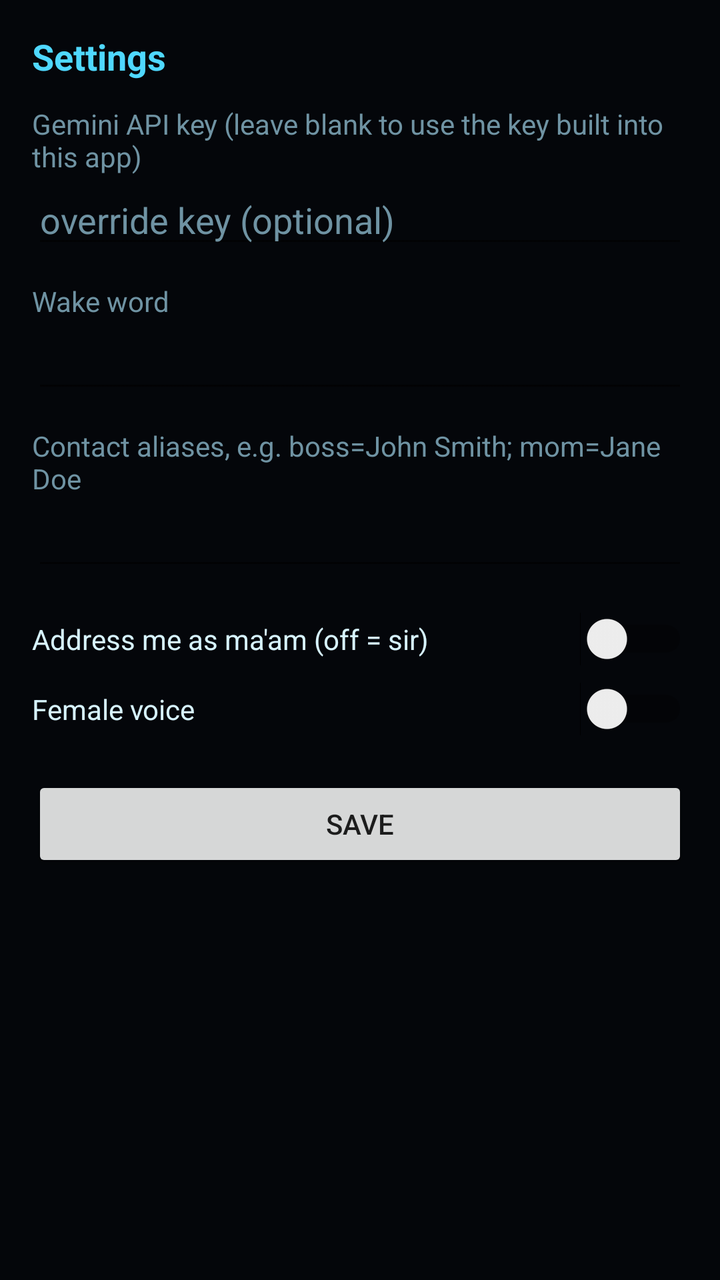
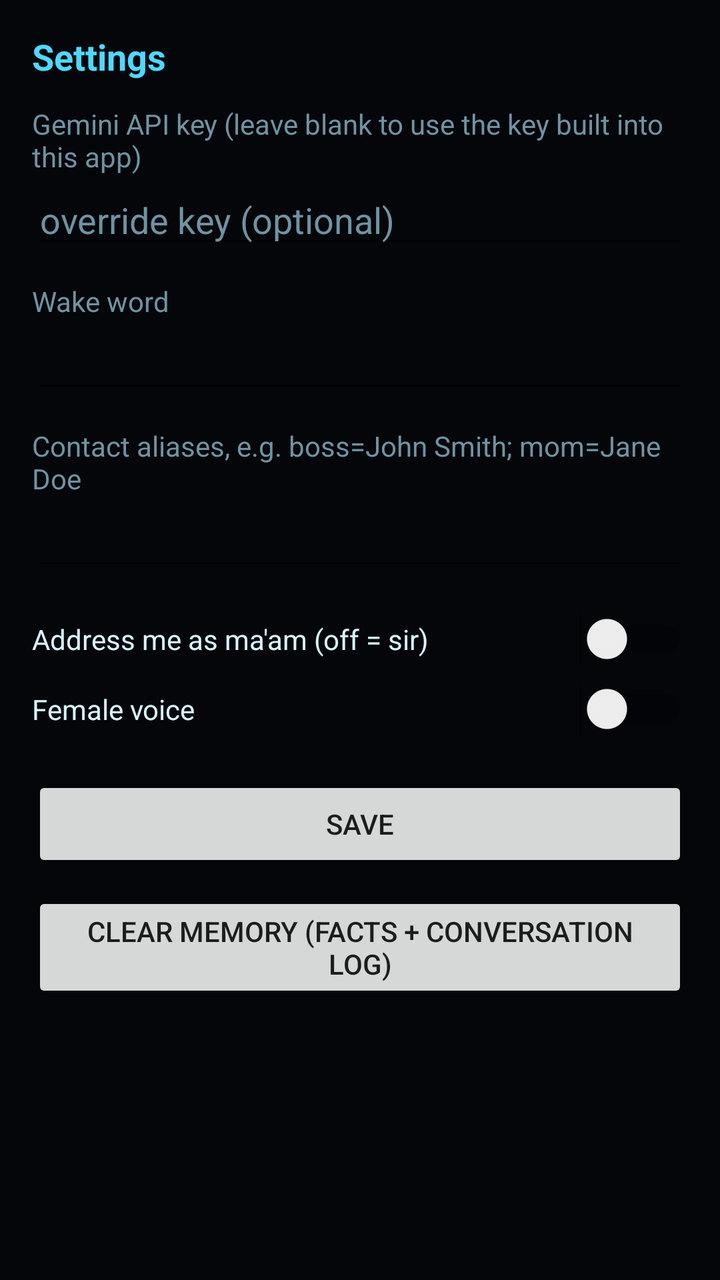

Two renders of the same Android screen: before a commit and after it. Below are the layout's source before the change and the commit's diff.
<!-- AndroidManifest.xml: application theme Theme.Jarvis -->
<!-- res/layout/activity_settings.xml -->
<?xml version="1.0" encoding="utf-8"?>
<ScrollView xmlns:android="http://schemas.android.com/apk/res/android"
    android:layout_width="match_parent"
    android:layout_height="match_parent"
    android:background="@color/bg">

    <LinearLayout
        android:layout_width="match_parent"
        android:layout_height="wrap_content"
        android:orientation="vertical"
        android:padding="16dp">

        <TextView
            android:layout_width="match_parent"
            android:layout_height="wrap_content"
            android:text="Settings"
            android:textColor="@color/accent"
            android:textSize="18sp"
            android:textStyle="bold"
            android:layout_marginBottom="12dp"/>

        <TextView
            android:layout_width="wrap_content"
            android:layout_height="wrap_content"
            android:text="Gemini API key (leave blank to use the key built into this app)"
            android:textColor="@color/text_dim"/>
        <EditText
            android:id="@+id/apiKeyInput"
            android:layout_width="match_parent"
            android:layout_height="wrap_content"
            android:hint="override key (optional)"
            android:textColorHint="@color/text_dim"
            android:inputType="textPassword"
            android:textColor="@color/text"/>

        <TextView
            android:layout_width="wrap_content"
            android:layout_height="wrap_content"
            android:text="Wake word"
            android:textColor="@color/text_dim"
            android:layout_marginTop="12dp"/>
        <EditText
            android:id="@+id/wakeWordInput"
            android:layout_width="match_parent"
            android:layout_height="wrap_content"
            android:textColor="@color/text"/>

        <TextView
            android:layout_width="wrap_content"
            android:layout_height="wrap_content"
            android:text="Contact aliases, e.g. boss=John Smith; mom=Jane Doe"
            android:textColor="@color/text_dim"
            android:layout_marginTop="12dp"/>
        <EditText
            android:id="@+id/aliasesInput"
            android:layout_width="match_parent"
            android:layout_height="wrap_content"
            android:textColor="@color/text"/>

        <LinearLayout
            android:layout_width="match_parent"
            android:layout_height="wrap_content"
            android:orientation="horizontal"
            android:layout_marginTop="16dp"
            android:gravity="center_vertical">
            <TextView
                android:layout_width="0dp"
                android:layout_weight="1"
                android:layout_height="wrap_content"
                android:text="Address me as ma'am (off = sir)"
                android:textColor="@color/text"/>
            <Switch
                android:id="@+id/honorificSwitch"
                android:layout_width="wrap_content"
                android:layout_height="wrap_content"/>
        </LinearLayout>

        <LinearLayout
            android:layout_width="match_parent"
            android:layout_height="wrap_content"
            android:orientation="horizontal"
            android:layout_marginTop="8dp"
            android:gravity="center_vertical">
            <TextView
                android:layout_width="0dp"
                android:layout_weight="1"
                android:layout_height="wrap_content"
                android:text="Female voice"
                android:textColor="@color/text"/>
            <Switch
                android:id="@+id/femaleVoiceSwitch"
                android:layout_width="wrap_content"
                android:layout_height="wrap_content"/>
        </LinearLayout>

        <Button
            android:id="@+id/saveButton"
            android:layout_width="match_parent"
            android:layout_height="wrap_content"
            android:layout_marginTop="20dp"
            android:text="Save"/>

    </LinearLayout>
</ScrollView>
<!-- resources referenced by this layout -->
<resources>
  <color name="accent">#4FD8FF</color>
  <color name="bg">#04060A</color>
  <color name="text">#D7F4FF</color>
  <color name="text_dim">#6F93A3</color>
  <style name="Theme.Jarvis" parent="Theme.MaterialComponents.DayNight.NoActionBar">
          <item name="colorPrimary">#4FD8FF</item>
          <item name="colorPrimaryDark">#04060A</item>
          <item name="colorAccent">#4FD8FF</item>
          <item name="android:windowBackground">#04060A</item>
      </style>
</resources>

<!-- the commit's change to res/layout/activity_settings.xml (unified diff, before → after) -->
@@ -100,5 +100,12 @@
             android:layout_marginTop="20dp"
             android:text="Save"/>
 
+        <Button
+            android:id="@+id/clearMemoryButton"
+            android:layout_width="match_parent"
+            android:layout_height="wrap_content"
+            android:layout_marginTop="10dp"
+            android:text="Clear memory (facts + conversation log)"/>
+
     </LinearLayout>
 </ScrollView>
